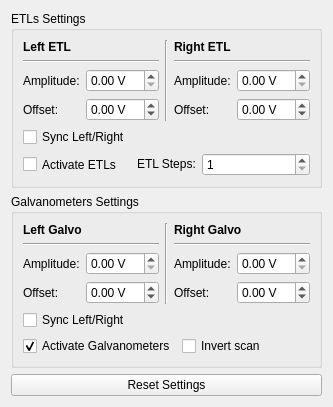
Before: the Qt Designer form lightsheet/gui/ui_scan_panel.ui in LIOMLab/lightsheet, drawn with Qt 5.
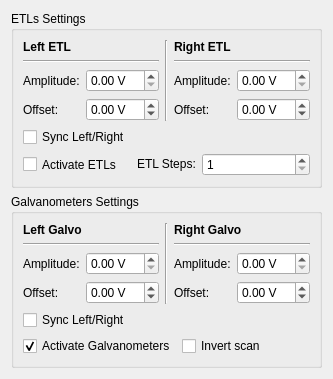
After: the same form once the commit is applied.

Commit message: prune dead calibration/scan buttons and document live ones

Diff of the .ui file:
```diff
--- a/lightsheet/gui/ui_scan_panel.ui
+++ b/lightsheet/gui/ui_scan_panel.ui
@@ -597,16 +597,6 @@
      </layout>
     </widget>
    </item>
-   <item>
-    <widget class="QPushButton" name="pushButton_resetSettings">
-     <property name="toolTip">
-      <string>Return all parameters to their default value</string>
-     </property>
-     <property name="text">
-      <string>Reset Settings</string>
-     </property>
-    </widget>
-   </item>
   </layout>
  </widget>
  <resources/>
```
The commit also changes 5 other files.
